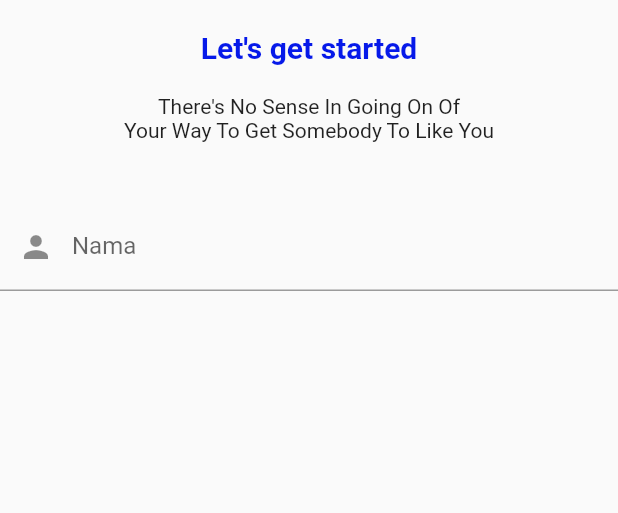
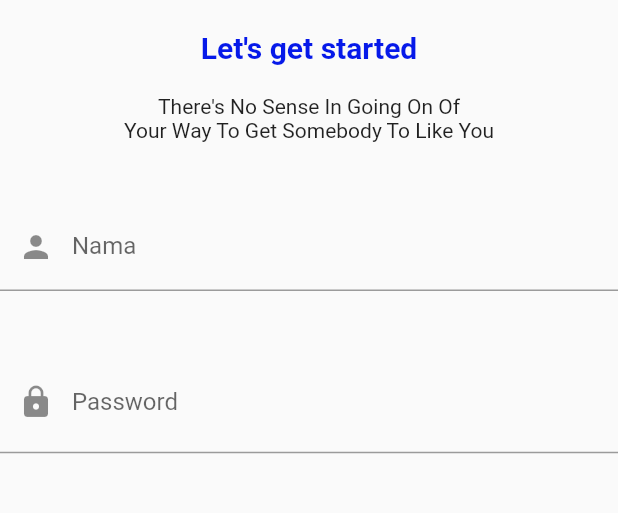
Before and after one commit to ShinDSR/PAML_Exercise01, a Flutter app: the screen it shows after launch, on a phone screen of 412 x 824 dp, the part 345-858 px from its top. Run offline on Flutter 3.47's test engine with Material 2 defaults, Android fonts, the phone set to English and light mode, and no system bars.

Commit message:
add TextForm to enter password

```diff
--- a/lib/loginpage.dart
+++ b/lib/loginpage.dart
@@ -10,6 +10,9 @@ class LoginPage extends StatefulWidget {
 }
 
 class _LoginPageState extends State<LoginPage> {
+
+  bool eyeToggle = true;
+
   @override
   Widget build(BuildContext context) {
     return Scaffold(
@@ -50,7 +53,30 @@ class _LoginPageState extends State<LoginPage> {
             hintText: 'Enter your name',
             prefixIcon: Icon(Icons.person)
           ),
-        )
+        ),
+        Container(
+          height: 40,
+        ),
+        TextFormField(
+          keyboardType: TextInputType.text,
+          obscureText: eyeToggle,
+          controller: TextEditingController(),
+          decoration: InputDecoration(
+            labelText: 'Password',
+            hintText: 'Enter your password',
+            prefixIcon: Icon(Icons.lock),
+            suffix: InkWell(
+              onTap: (){
+                setState(() {
+                  eyeToggle = !eyeToggle;
+                });
+              },
+              child: Icon(
+                eyeToggle ? Icons.visibility : Icons.visibility_off
+              ),
+            )
+          ),
+        ),
       ],
       ),
     );
```
